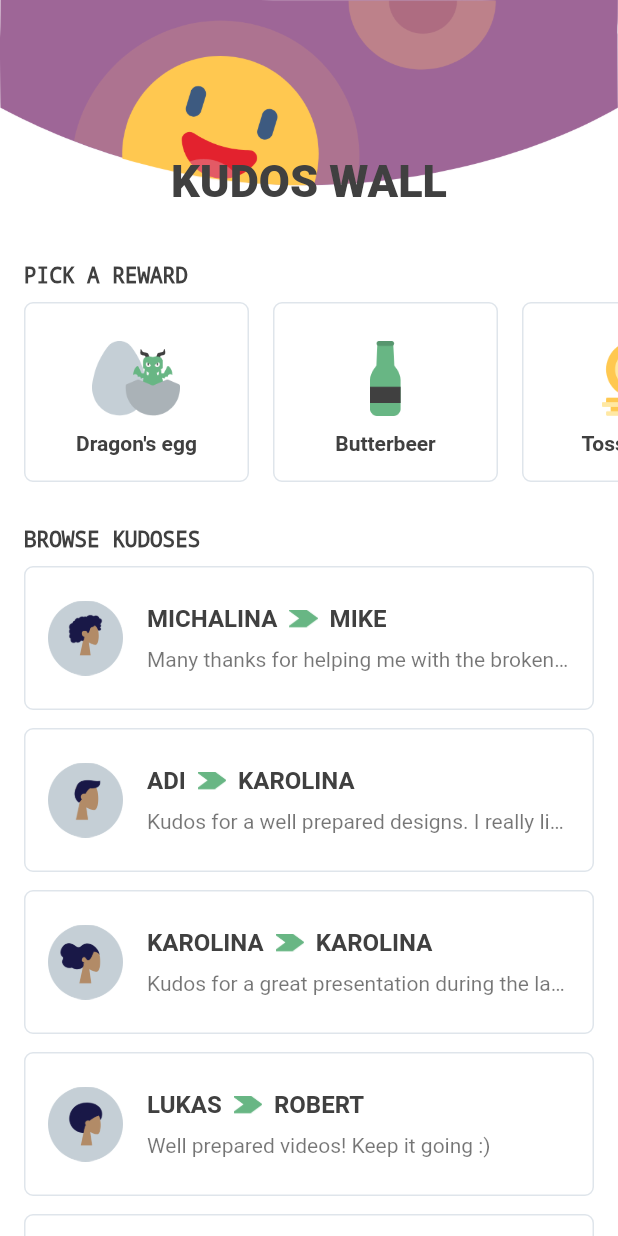
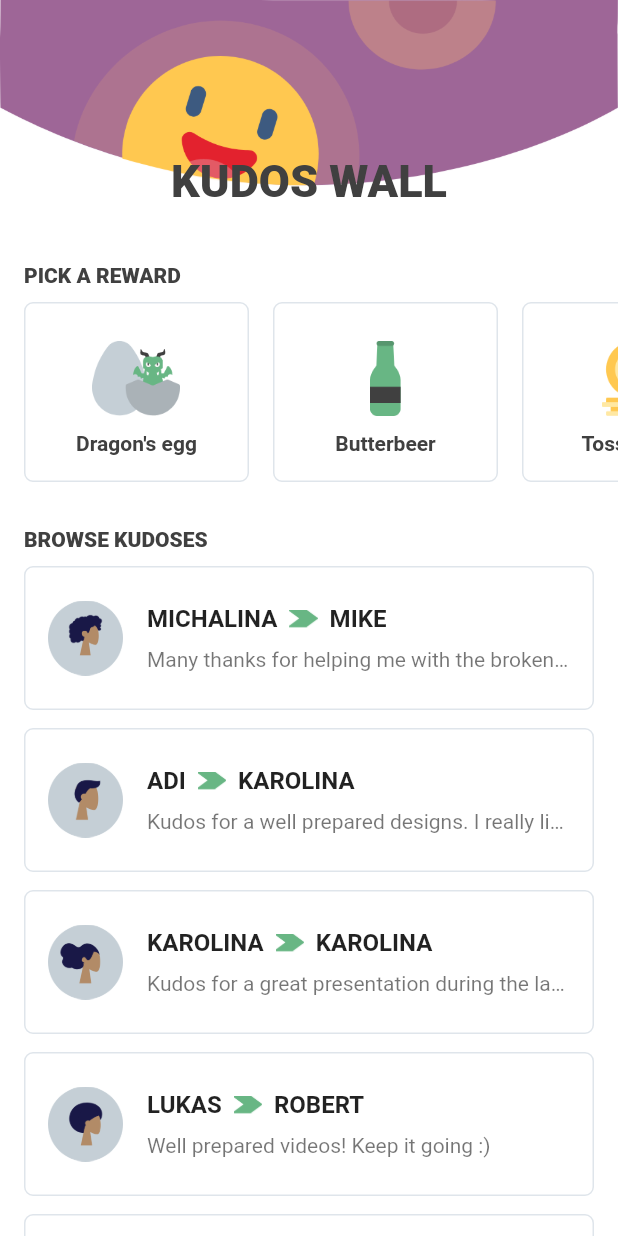
Before and after one commit to adrkakol/kudify-list, a Flutter app: the screen it shows after launch, on a phone screen of 412 x 824 dp. Run offline on Flutter 3.47's test engine with Material 2 defaults, Android fonts, the phone set to English and light mode, and no system bars.

Commit message:
feat(kudos-wall): use app theming, improve code quality

```diff
--- a/lib/kudos_list.dart
+++ b/lib/kudos_list.dart
@@ -2,38 +2,28 @@ import 'package:flutter/material.dart';
 import 'package:lists/mocks.dart';
 import 'package:lists/models/kudos.dart';
 import 'package:lists/models/reward.dart';
-import 'package:lists/theme_colors.dart';
 
 class KudosList extends StatelessWidget {
   static const int _backgroundWidth = 973;
   static const int _backgroundHeight = 296;
   final double _backgroundRatio = _backgroundHeight / _backgroundWidth;
 
-  final BorderSide _tileBorder = BorderSide(
-    color: ThemeColors.tileBorderColor,
-  );
-
-  Widget _buildListSubtitle(String subtitle) {
-    const TextStyle _subHeaderTextStyle = TextStyle(
-      color: ThemeColors.mainFontColor,
-      decoration: TextDecoration.none,
-      fontSize: 14.0,
-      fontWeight: FontWeight.w800,
-    );
-
+  Widget _buildListSubtitle(BuildContext context, String subtitle) {
     return Padding(
-      padding: EdgeInsets.only(top: 30.0, left: 16.0, bottom: 10.0),
-      child: Text(subtitle, style: _subHeaderTextStyle),
+      padding: const EdgeInsets.only(top: 30.0, left: 16.0, bottom: 10.0),
+      child: Text(
+        subtitle,
+        style: Theme.of(context).textTheme.headline2,
+      ),
     );
   }
 
-  Widget _buildRewardListTile(Reward reward, bool hasLeftMargin) {
+  Widget _buildRewardListTile(BuildContext context, int index) {
+    bool hasLeftMargin = index == 0;
+    Reward reward = Mocks.rewards[index];
+
     return Card(
       elevation: 0,
-      shape: RoundedRectangleBorder(
-        side: _tileBorder,
-        borderRadius: BorderRadius.circular(6.0),
-      ),
       margin: EdgeInsets.only(
         left: hasLeftMargin ? 16.0 : 0.0,
         right: 16.0,
@@ -52,11 +42,7 @@ class KudosList extends StatelessWidget {
               SizedBox(height: 10.0),
               Text(
                 reward.name,
-                style: TextStyle(
-                  fontSize: 14.0,
-                  fontWeight: FontWeight.bold,
-                  color: ThemeColors.mainFontColor,
-                ),
+                style: Theme.of(context).textTheme.headline3,
               )
             ],
           ),
@@ -65,11 +51,8 @@ class KudosList extends StatelessWidget {
     );
   }
 
-  Widget _buildKudosListTile(Kudos kudos) {
-    const TextStyle _personNameTextStyle = TextStyle(
-      fontWeight: FontWeight.bold,
-      color: ThemeColors.mainFontColor,
-    );
+  Widget _buildKudosListTile(BuildContext context, int index) {
+    final Kudos kudos = Mocks.recentKudoses[index];
 
     return Card(
       elevation: 0.0,
@@ -77,10 +60,6 @@ class KudosList extends StatelessWidget {
         bottom: 12.0,
         left: 16.0,
         right: 16.0,
-      ),
-      shape: RoundedRectangleBorder(
-        side: _tileBorder,
-        borderRadius: BorderRadius.circular(6),
       ),
       child: ListTile(
         leading: Image.asset(
@@ -97,7 +76,7 @@ class KudosList extends StatelessWidget {
           children: [
             Text(
               kudos.sender.name.toUpperCase(),
-              style: _personNameTextStyle,
+              style: Theme.of(context).textTheme.subtitle1,
             ),
             Padding(
               padding: const EdgeInsets.only(left: 8.0, right: 8.0),
@@ -108,7 +87,7 @@ class KudosList extends StatelessWidget {
             ),
             Text(
               kudos.recipient.name.toUpperCase(),
-              style: _personNameTextStyle,
+              style: Theme.of(context).textTheme.subtitle1,
             ),
           ],
         ),
@@ -126,7 +105,7 @@ class KudosList extends StatelessWidget {
 
   @override
   Widget build(BuildContext context) {
-    final double _width = MediaQuery.of(context).size.width;
+    final double _deviceWidth = MediaQuery.of(context).size.width;
 
     return Container(
       color: Colors.white,
@@ -137,15 +116,11 @@ class KudosList extends StatelessWidget {
             pinned: true,
             backgroundColor: Colors.white,
             centerTitle: true,
-            expandedHeight: _width * _backgroundRatio + 20.0,
+            expandedHeight: _deviceWidth * _backgroundRatio + 20.0,
             flexibleSpace: FlexibleSpaceBar(
               title: Text(
                 "KUDOS WALL",
-                style: const TextStyle(
-                  color: ThemeColors.mainFontColor,
-                  fontWeight: FontWeight.w900,
-                  fontSize: 20.0,
-                ),
+                style: Theme.of(context).textTheme.headline1,
               ),
               titlePadding: const EdgeInsets.only(bottom: 8.0),
               centerTitle: true,
@@ -156,26 +131,24 @@ class KudosList extends StatelessWidget {
               ),
             ),
           ),
-          SliverToBoxAdapter(child: _buildListSubtitle("PICK A REWARD")),
+          SliverToBoxAdapter(
+              child: _buildListSubtitle(context, "PICK A REWARD")),
           SliverToBoxAdapter(
             child: Container(
               height: 120.0,
               child: ListView.builder(
                 scrollDirection: Axis.horizontal,
                 itemCount: Mocks.rewards.length,
-                itemBuilder: (_, index) {
-                  bool hasLeftMargin = index == 0;
-                  Reward reward = Mocks.rewards[index];
-
-                  return _buildRewardListTile(reward, hasLeftMargin);
-                },
+                itemBuilder: (_, int index) =>
+                    _buildRewardListTile(context, index),
               ),
             ),
           ),
-          SliverToBoxAdapter(child: _buildListSubtitle("BROWSE KUDOSES")),
+          SliverToBoxAdapter(
+              child: _buildListSubtitle(context, "BROWSE KUDOSES")),
           SliverList(
             delegate: SliverChildBuilderDelegate(
-              (_, int index) => _buildKudosListTile(Mocks.recentKudoses[index]),
+              (_, int index) => _buildKudosListTile(context, index),
               childCount: Mocks.recentKudoses.length,
             ),
           )
--- a/lib/main.dart
+++ b/lib/main.dart
@@ -1,5 +1,6 @@
 import 'package:flutter/material.dart';
 import 'kudos_list.dart';
+import 'theme_colors.dart';
 
 void main() => runApp(App());
 
@@ -8,6 +9,36 @@ class App extends StatelessWidget {
   Widget build(BuildContext context) {
     return MaterialApp(
       debugShowCheckedModeBanner: false,
+      theme: ThemeData(
+        cardTheme: CardTheme(
+          shape: RoundedRectangleBorder(
+            side: BorderSide(
+              color: ThemeColors.lightGrey,
+            ),
+            borderRadius: BorderRadius.circular(6),
+          ),
+        ),
+        textTheme: TextTheme(
+          headline1: TextStyle(
+            fontWeight: FontWeight.w900,
+            fontSize: 20.0,
+          ),
+          headline2: TextStyle(
+            fontSize: 14.0,
+            fontWeight: FontWeight.w800,
+          ),
+          headline3: TextStyle(
+            fontSize: 14.0,
+            fontWeight: FontWeight.w600,
+          ),
+          subtitle1: TextStyle(
+            fontSize: 16.0,
+            fontWeight: FontWeight.w600,
+          ),
+        ).apply(
+          displayColor: ThemeColors.darkGrey,
+        ),
+      ),
       title: 'Kudify App',
       home: KudosList(),
     );
--- a/lib/theme_colors.dart
+++ b/lib/theme_colors.dart
@@ -3,7 +3,4 @@ import 'package:flutter/material.dart';
 class ThemeColors {
   static const Color lightGrey = Color.fromRGBO(223, 229, 235, 1);
   static const Color darkGrey = Color.fromRGBO(64, 64, 64, 1);
-
-  static const Color mainFontColor = darkGrey;
-  static const Color tileBorderColor = lightGrey;
 }
```
Also changed, not shown: 1 other file.
